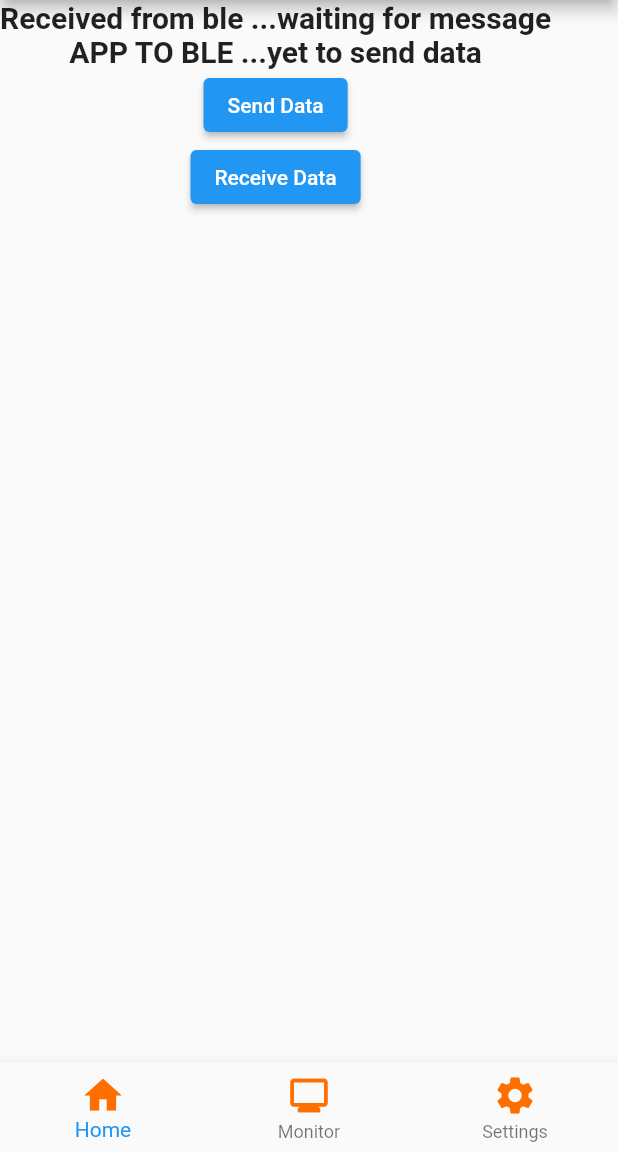
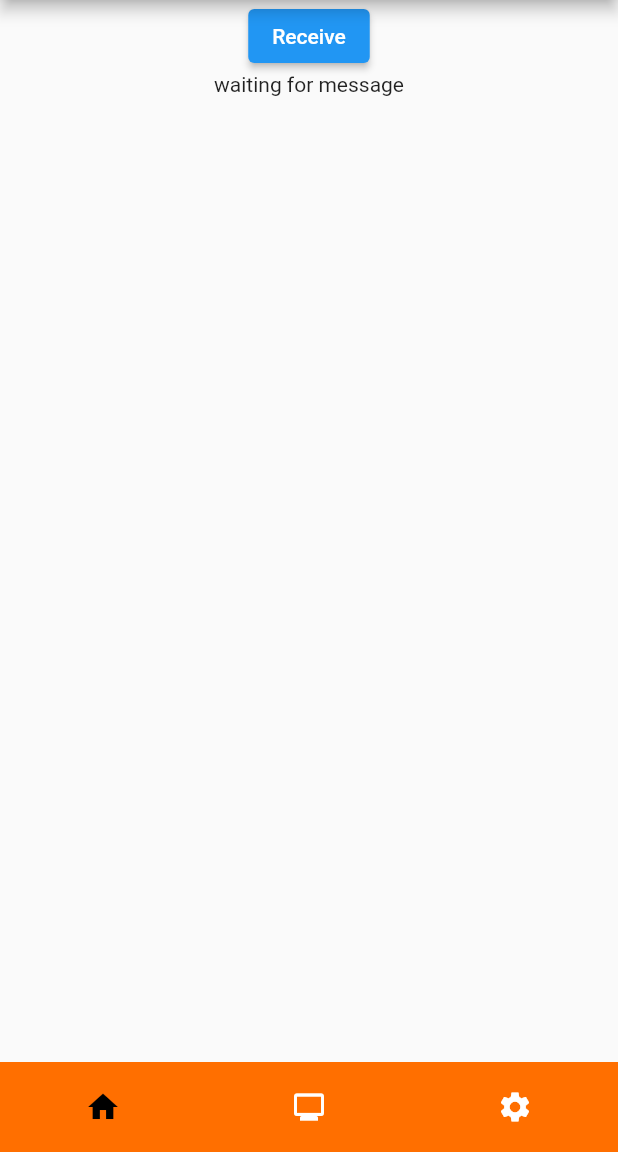
Before and after one commit to KathiravanThirumurthy/bmsapp1, a Flutter app: the ConnectionStatus screen opened directly, on a phone screen of 412 x 824 dp, the part 84-1236 px from its top. Run offline on Flutter 3.47's test engine with Material 2 defaults, Android fonts, the phone set to English and light mode, and no system bars; our stand-ins replace avatar_glow, google_sign_in.

Commit message:
Settings Page

```diff
--- a/lib/pages/connectionStatus.dart
+++ b/lib/pages/connectionStatus.dart
@@ -1,5 +1,7 @@
+import 'package:bmsappversion1/tabscreen/HomePage.dart';
+import 'package:bmsappversion1/tabscreen/MonitorPage.dart';
+import 'package:bmsappversion1/tabscreen/SettingPage.dart';
 import 'package:flutter/material.dart';
-import 'package:flutter/services.dart';
 
 class ConnectionStatus extends StatefulWidget {
   ConnectionStatus({Key key}) : super(key: key);
@@ -9,108 +11,49 @@ class ConnectionStatus extends StatefulWidget {
 }
 
 class _ConnectionStatusState extends State<ConnectionStatus> {
-  static const sendMsg = const MethodChannel('simplemsgchannel');
-  static const recvMsg = const MethodChannel('simpleReceiveChannel');
-  String receivedMsg = "yet to send data";
-  String fromBle = "waiting for message";
-  Future<void> receivingMsg() async {
-    String _receivedMsg = "waiting to receive....";
-    try {
-      String result = await recvMsg.invokeMethod('receiveMsgFunction');
-      print("Result of Receiving: $result");
-      _receivedMsg = result;
-      print('REceived message $result');
-    } on PlatformException catch (e) {
-      print("error + '${e.message}' ");
-    }
-    setState(() {
-      fromBle = _receivedMsg;
-    });
-  }
-
-  Future<void> sendingMsg() async {
-    String _receivedMsg = "yet to receive";
-    try {
-      String result = await sendMsg.invokeMethod('handShakeMsgFunction');
-      _receivedMsg = result.toString();
-      print('REceived message $result');
-    } on PlatformException catch (e) {
-      print("error + '${e.message}' ");
-    }
-    setState(() {
-      receivedMsg = _receivedMsg;
-    });
-  }
-
-  @override
-  void initState() {
-    super.initState();
-    receivingMsg();
-    sendingMsg();
-  }
-
+  int _selectedIndex = 0;
   @override
   Widget build(BuildContext context) {
-    return Center(
-      child: Scaffold(
-        appBar: AppBar(
-          title: Text('Connectiion Status'),
-          backgroundColor: Colors.amber[900],
-        ),
-        body: _buildPage(),
-        bottomNavigationBar: _buildBottomNav(),
+    List<Widget> _widgetOptions = <Widget>[
+      HomePage(),
+      MonitorPage(),
+      SettingPage(),
+    ];
+    return Scaffold(
+      appBar: AppBar(
+        title: Text('Connectiion Status'),
+        backgroundColor: Colors.amber[900],
       ),
-    );
-  }
-
-  Widget _buildPage() {
-    return Container(
-      child: Column(
+      body: _widgetOptions[_selectedIndex],
+      bottomNavigationBar: Row(
         children: [
-          Text(
-            "Received from ble ..." + fromBle,
-            style: TextStyle(fontSize: 20, fontWeight: FontWeight.bold),
-          ),
-          Text(
-            "APP TO BLE ..." + receivedMsg,
-            style: TextStyle(fontSize: 20, fontWeight: FontWeight.bold),
-          ),
-          ElevatedButton(onPressed: sendingMsg, child: Text('Send Data')),
-          ElevatedButton(onPressed: receivingMsg, child: Text('Receive Data')),
+          buildNavBarItem(context, 0, Icons.home),
+          buildNavBarItem(context, 1, Icons.monitor),
+          buildNavBarItem(context, 2, Icons.settings),
         ],
       ),
     );
   }
 
-  Widget _buildBottomNav() {
-    return BottomNavigationBar(
-      items: const <BottomNavigationBarItem>[
-        BottomNavigationBarItem(
-          icon: Icon(
-            Icons.home,
-            size: 30,
-            color: Color(0XFFFF6F00),
-          ),
-          label: 'Home',
-          backgroundColor: Colors.amber,
+  Widget buildNavBarItem(BuildContext context, int index, IconData iconData) {
+    return GestureDetector(
+      onTap: () {
+        setState(() {
+          _selectedIndex = index;
+        });
+      },
+      child: Container(
+        height: 60,
+        width: MediaQuery.of(context).size.width / 3,
+        decoration: BoxDecoration(
+          color: Colors.amber[900],
+          // color: index == _selectedIndex ? Colors.black : Colors.white,
         ),
-        BottomNavigationBarItem(
-          icon: Icon(
-            Icons.monitor,
-            size: 30,
-            color: Color(0XFFFF6F00),
-          ),
-          label: 'Monitor',
+        child: Icon(
+          iconData,
+          color: index == _selectedIndex ? Colors.black : Colors.white,
         ),
-        BottomNavigationBarItem(
-          icon: Icon(
-            Icons.settings,
-            size: 30,
-            color: Color(0XFFFF6F00),
-          ),
-          label: 'Settings',
-        ),
-      ],
+      ),
     );
   }
-} // End of Class
+}
--- /dev/null
+++ b/lib/tabscreen/HomePage.dart
@@ -0,0 +1,51 @@
+import 'package:flutter/material.dart';
+import 'package:flutter/services.dart';
+
+class HomePage extends StatefulWidget {
+  @override
+  _HomePageState createState() => _HomePageState();
+}
+
+class _HomePageState extends State<HomePage> {
+  //static const sendMsg = const MethodChannel('simplemsgchannel');
+  static const recvMsg = const MethodChannel('simpleReceiveChannel');
+
+  String fromBle = "waiting for message";
+  Future<void> receivingMsg() async {
+    String _receivedMsg = "waiting to receive....";
+    try {
+      String result = await recvMsg.invokeMethod('receiveMsgFunction');
+      print("Result of Receiving: $result");
+      _receivedMsg = result;
+      print('REceived message $result');
+    } on PlatformException catch (e) {
+      print("error + '${e.message}' ");
+    }
+    setState(() {
+      fromBle = _receivedMsg;
+    });
+  }
+
+  @override
+  void initState() {
+    super.initState();
+    receivingMsg();
+    // sendingMsg();
+  }
+
+  @override
+  Widget build(BuildContext context) {
+    return Center(
+        child: Column(
+      children: [
+        ElevatedButton(
+          child: Text('Receive'),
+          onPressed: () {
+            receivingMsg();
+          },
+        ),
+        Text(fromBle),
+      ],
+    ));
+  }
+}
```
Also changed, not shown: lib/tabscreen/MonitorPage.dart (added, +10 -0 lines), lib/tabscreen/SettingPage.dart (added, +122 -0 lines), lib/tabscreen/tabsettings.dart (added, +12 -0 lines).
